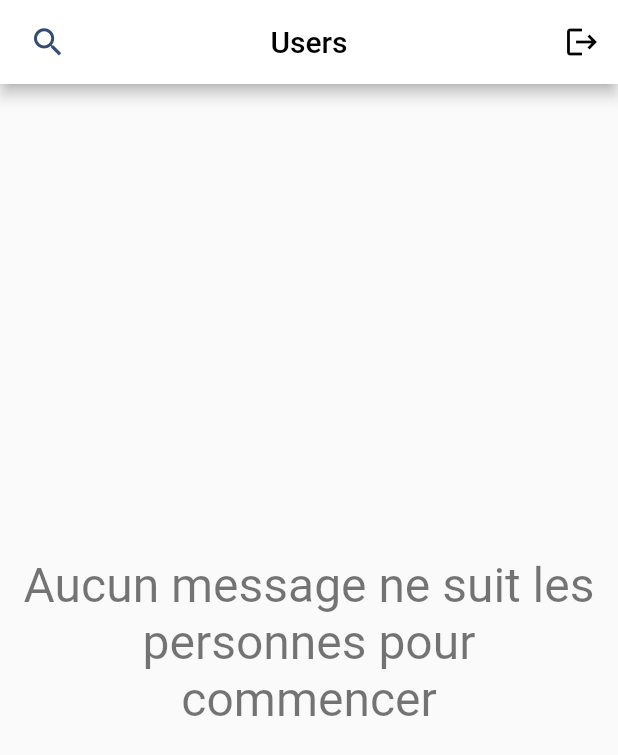
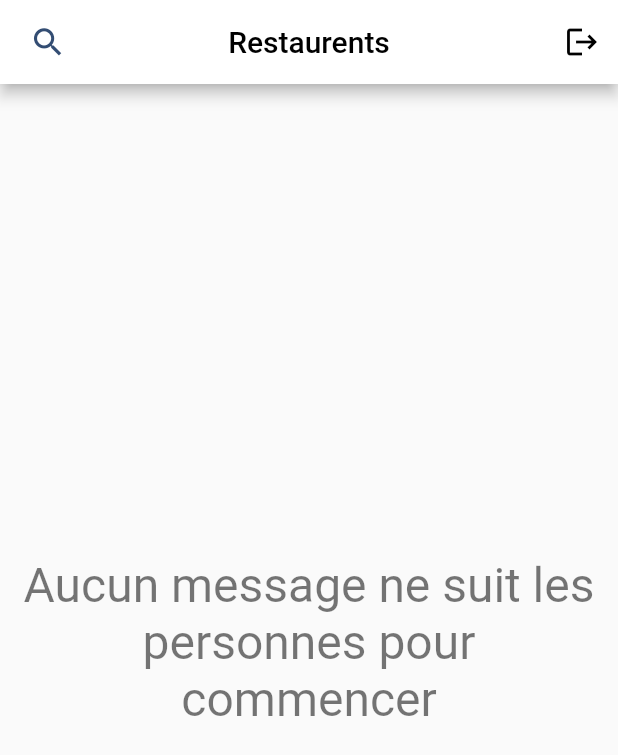
Before and after one commit to toubal77/kw_express_pfe, a Flutter app: the ApprovedScreen screen opened directly, on a phone screen of 412 x 824 dp. Shown: the top 755 px of the screen. Run offline on Flutter 3.47's test engine with Material 2 defaults, Android fonts, the phone set to English and light mode, and no system bars; our stand-ins replace bordered_text, cached_network_image, cloud_firestore, firebase_auth, firebase_core, firebase_messaging and 6 more; missing offline and left inert: geocode, multi_image_picker2; accounts and stored records are empty.

Commit message:
admin done 1

```diff
--- a/lib/app/home_admin/approved/approved_screen.dart
+++ b/lib/app/home_admin/approved/approved_screen.dart
@@ -43,7 +43,7 @@ class _ApprovedScreenState extends State<ApprovedScreen> {
               actions: [AdminLogout()],
               iconTheme: IconThemeData(color: darkBlue),
               title: Text(
-                'Users',
+                'Restaurents',
                 style: TextStyle(color: Colors.black),
               ),
               leading: Padding(
```
Also changed, not shown: lib/app/home_admin/admin_home.dart (+2 -52 lines).
